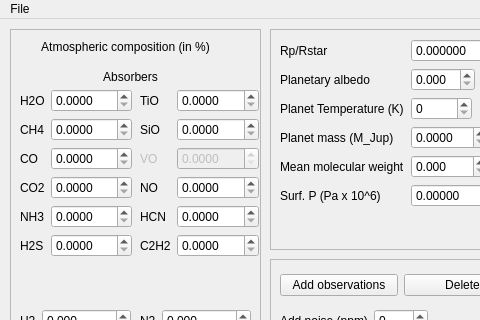
This is gui.ui in ucl-exoplanets/TauREx_public as Qt 5 draws it before an edit; both pictures show x 0 to 480 and y 0 to 320 of the 811 by 527 pixel window. The edited form follows.
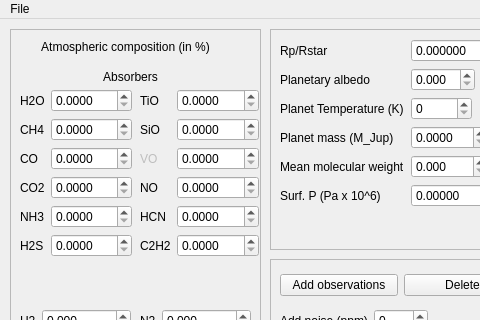
This is the edited form.

Diff of the .ui file:
```diff
--- a/gui.ui
+++ b/gui.ui
@@ -217,7 +217,7 @@
       <item row="2" column="1">
        <widget class="QDoubleSpinBox" name="doubleSpinBox_VO">
         <property name="enabled">
-         <bool>false</bool>
+         <bool>true</bool>
         </property>
         <property name="decimals">
          <number>4</number>
```
